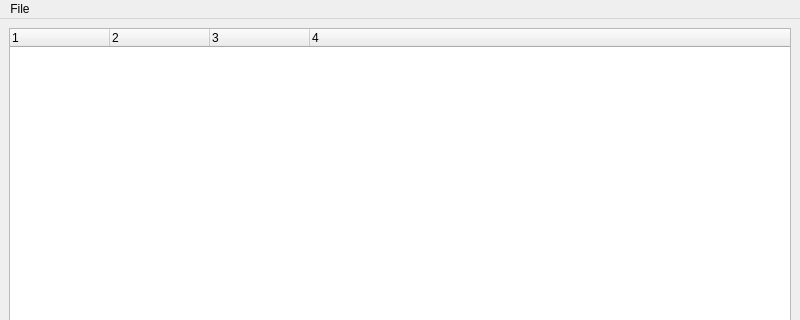
Qt form src/gui/mainwindow.ui (pioupus/pyBomQuote) before a commit; both pictures show x 0 to 800 and y 0 to 320 of the 800 by 600 pixel window.
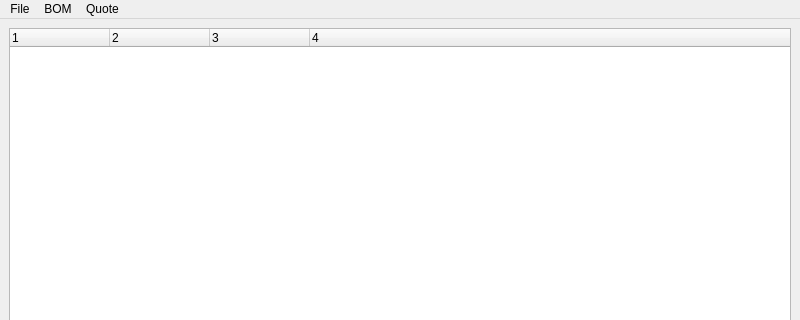
The same form after that commit.

The edit to the form file:
```diff
--- a/src/gui/mainwindow.ui
+++ b/src/gui/mainwindow.ui
@@ -146,11 +146,23 @@
     <property name="title">
      <string>File</string>
     </property>
+   </widget>
+   <widget class="QMenu" name="menuBOM">
+    <property name="title">
+     <string>BOM</string>
+    </property>
     <addaction name="actionQuote_bom_into_file"/>
+   </widget>
+   <widget class="QMenu" name="menuQuote">
+    <property name="title">
+     <string>Quote</string>
+    </property>
     <addaction name="actionOpen_quote_file"/>
     <addaction name="actionMultiply_part_quantity"/>
    </widget>
    <addaction name="menuFile"/>
+   <addaction name="menuBOM"/>
+   <addaction name="menuQuote"/>
   </widget>
   <widget class="QStatusBar" name="statusbar"/>
   <action name="actionQuote_bom_into_file">
```
Left out of the diff: 6 changed lines with no effect on the pictures.
